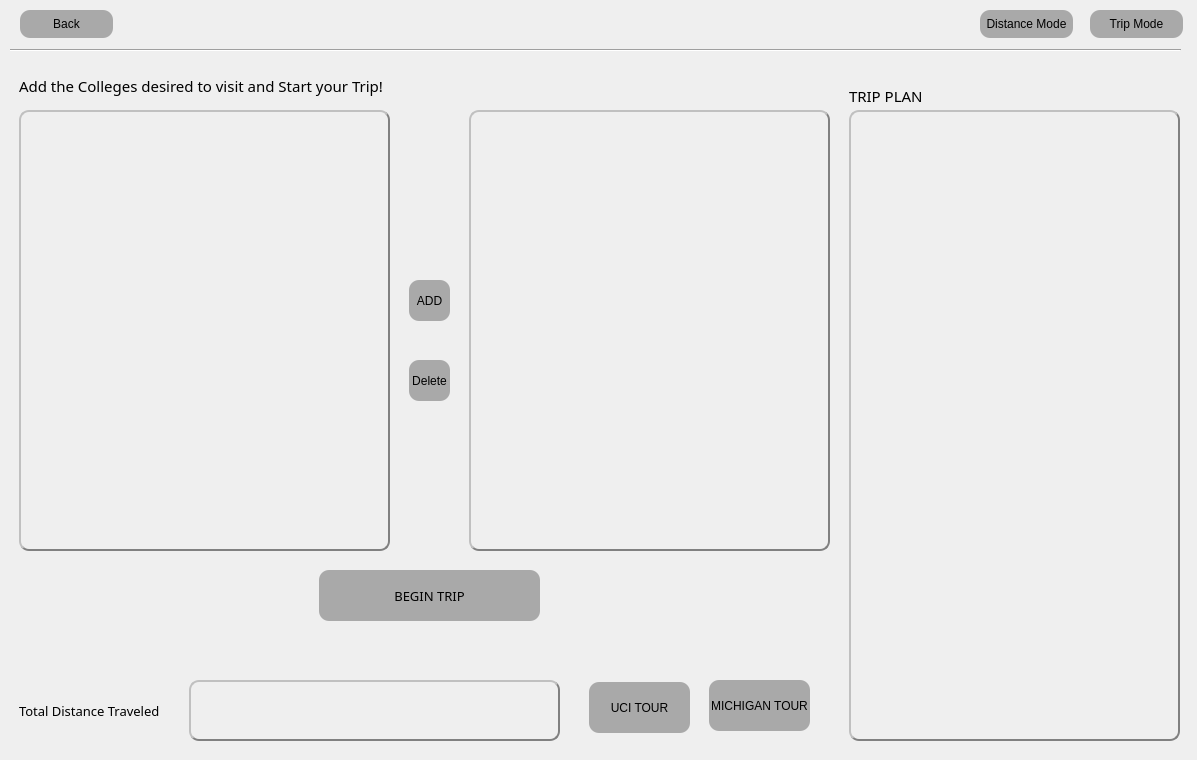
Before: the Qt Designer form src/tourcampuses.ui in brianclinkenbeard/collegetour, drawn with Qt 5.
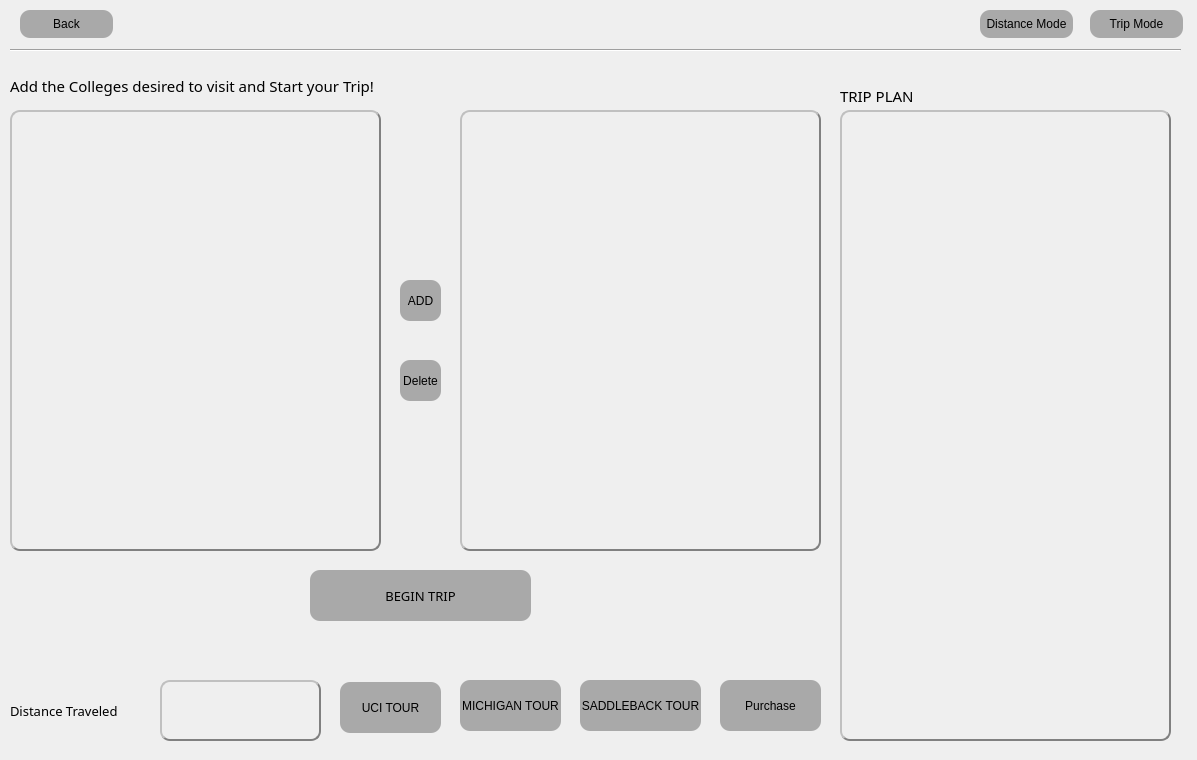
After: the same form once the commit is applied. The open tabs and pages were chosen to show the change. Icons and pictures are not drawn.

What changed in the file:
```diff
--- a/src/tourcampuses.ui
+++ b/src/tourcampuses.ui
@@ -53,7 +53,7 @@
   <widget class="QStackedWidget" name="stackedWidget">
    <property name="geometry">
     <rect>
-     <x>-1</x>
+     <x>-10</x>
      <y>60</y>
      <width>1191</width>
      <height>701</height>
@@ -290,7 +290,10 @@
       </font>
      </property>
      <property name="styleSheet">
-      <string notr="true"/>
+      <string notr="true">QPushButton:hover {
+	background: lightgreen;
+	color: darkred;
+}</string>
      </property>
      <property name="text">
       <string>BEGIN TRIP</string>
@@ -325,6 +328,11 @@
        <height>41</height>
       </rect>
      </property>
+     <property name="styleSheet">
+      <string notr="true">QPushButton:hover {
+	background: lightblue;
+}</string>
+     </property>
      <property name="text">
       <string>ADD</string>
      </property>
@@ -358,7 +366,7 @@
       <rect>
        <x>20</x>
        <y>640</y>
-       <width>221</width>
+       <width>141</width>
        <height>21</height>
       </rect>
      </property>
@@ -374,15 +382,15 @@
 }</string>
      </property>
      <property name="text">
-      <string>Total Distance Traveled</string>
+      <string>Distance Traveled</string>
      </property>
     </widget>
     <widget class="QTableWidget" name="distance_table_2">
      <property name="geometry">
       <rect>
-       <x>190</x>
+       <x>170</x>
        <y>620</y>
-       <width>371</width>
+       <width>161</width>
        <height>61</height>
       </rect>
      </property>
@@ -396,6 +404,11 @@
        <height>41</height>
       </rect>
      </property>
+     <property name="styleSheet">
+      <string notr="true">QPushButton:hover {
+	background: red;
+}</string>
+     </property>
      <property name="text">
       <string>Delete</string>
      </property>
@@ -403,7 +416,7 @@
     <widget class="QPushButton" name="pushButton_UCI">
      <property name="geometry">
       <rect>
-       <x>590</x>
+       <x>350</x>
        <y>622</y>
        <width>101</width>
        <height>51</height>
@@ -424,7 +437,7 @@
     <widget class="QPushButton" name="pushButton_MICHIGAN">
      <property name="geometry">
       <rect>
-       <x>710</x>
+       <x>470</x>
        <y>620</y>
        <width>101</width>
        <height>51</height>
@@ -442,6 +455,48 @@
       <string>MICHIGAN TOUR</string>
      </property>
     </widget>
+    <widget class="QPushButton" name="pushButton_MICHIGAN_2">
+     <property name="geometry">
+      <rect>
+       <x>730</x>
+       <y>620</y>
+       <width>101</width>
+       <height>51</height>
+      </rect>
+     </property>
+     <property name="styleSheet">
+      <string notr="true">QPushButton:hover {
+	border-style: outset;
+	border-radius: 20px;
+	background-color: darkgreen;
+	color: white;
+}</string>
+     </property>
+     <property name="text">
+      <string>Purchase</string>
+     </property>
+    </widget>
+    <widget class="QPushButton" name="pushButton_SADDLEBACK">
+     <property name="geometry">
+      <rect>
+       <x>590</x>
+       <y>620</y>
+       <width>121</width>
+       <height>51</height>
+      </rect>
+     </property>
+     <property name="styleSheet">
+      <string notr="true">QPushButton:hover {
+	border-style: outset;
+	border-radius: 20px;
+	background-color: darkblue;
+	color: white;
+}</string>
+     </property>
+     <property name="text">
+      <string>SADDLEBACK TOUR</string>
+     </property>
+    </widget>
    </widget>
    <widget class="QWidget" name="page_3">
     <widget class="QTableWidget" name="trip_table_uci">
```
Left out of the diff: 55 changed lines with no effect on the pictures.
